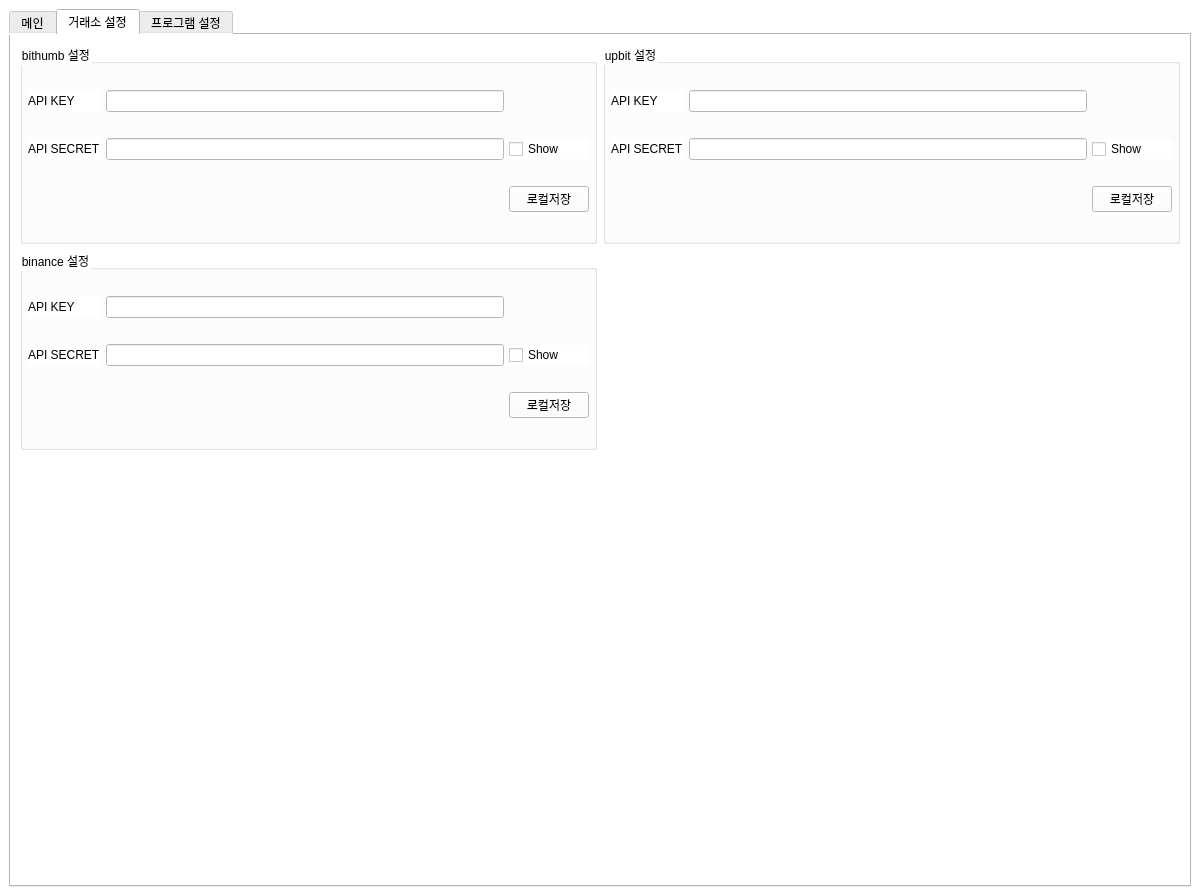
Qt form static/guis/main.ui (songsb13/DiffTrader) before a commit.
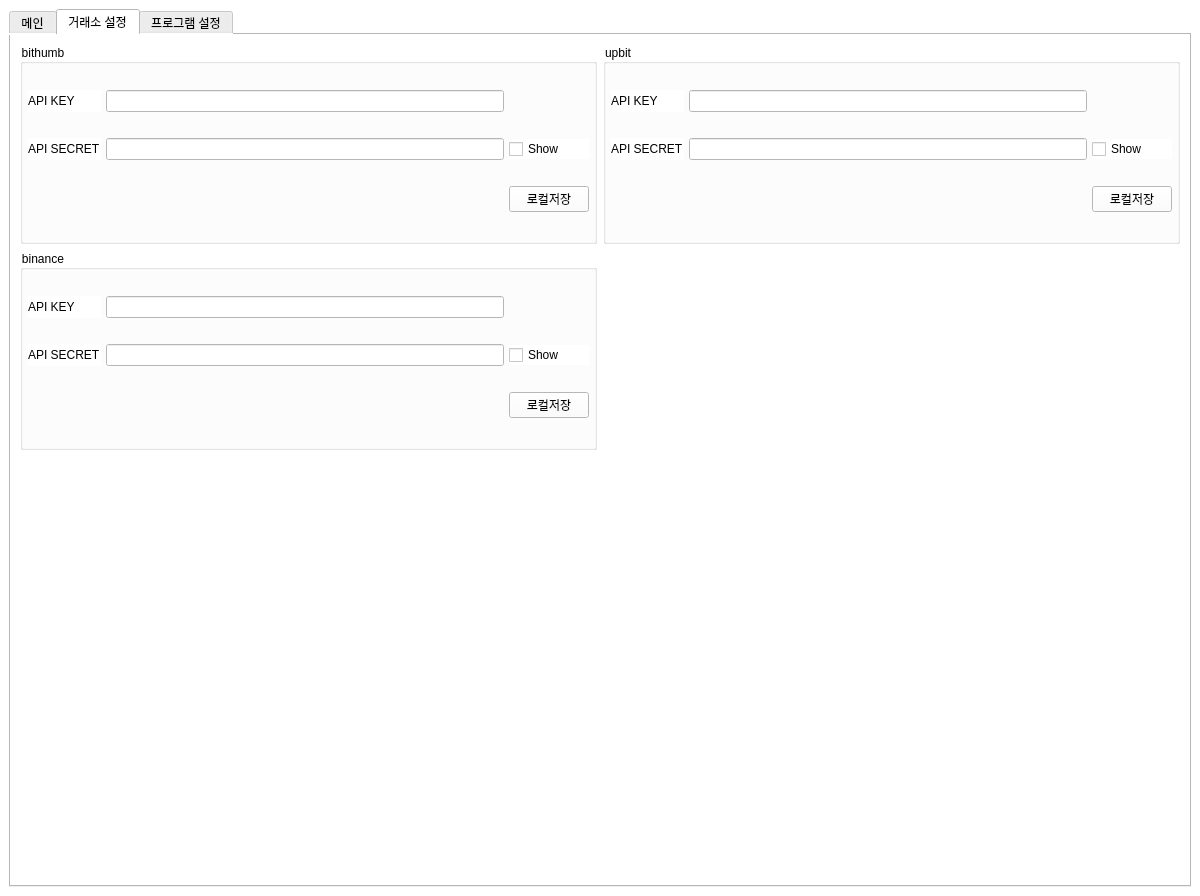
The same form after that commit. The open tabs and pages were chosen to show the change. Icons and pictures are not drawn.

What changed in the file:
```diff
--- a/static/guis/main.ui
+++ b/static/guis/main.ui
@@ -470,7 +470,7 @@
            </size>
           </property>
           <property name="title">
-           <string>upbit 설정</string>
+           <string>upbit</string>
           </property>
           <layout class="QGridLayout" name="gridLayout_2">
            <property name="leftMargin">
@@ -563,7 +563,7 @@
            </size>
           </property>
           <property name="title">
-           <string>bithumb 설정</string>
+           <string>bithumb</string>
           </property>
           <layout class="QGridLayout" name="gridLayout_15">
            <property name="leftMargin">
@@ -669,7 +669,7 @@
            </size>
           </property>
           <property name="title">
-           <string>binance 설정</string>
+           <string>binance</string>
           </property>
           <layout class="QGridLayout" name="gridLayout_12">
            <property name="leftMargin">
```
Left out of the diff: 8 changed lines with no effect on the pictures.
